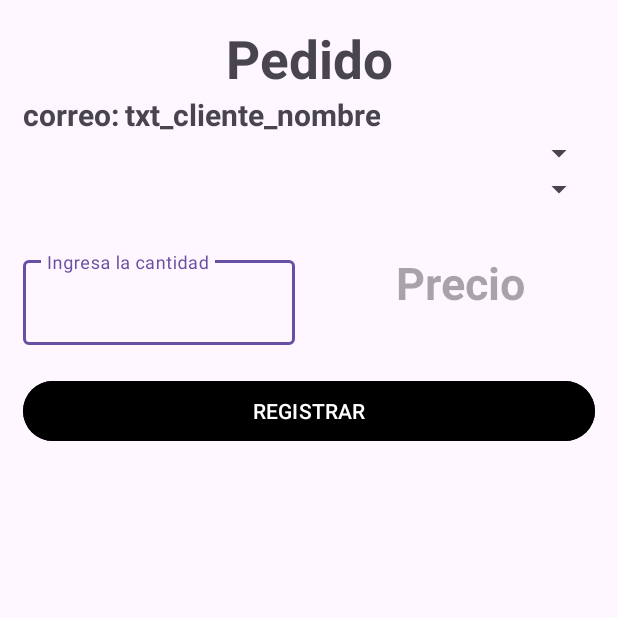
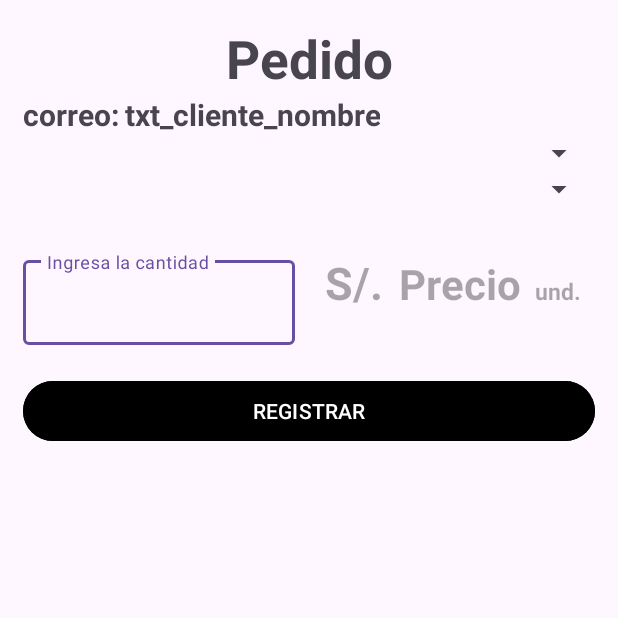
Before and after one commit to Darinka2021/Movil_TastyFood, an Android app: the DetallePedidoActivity screen opened directly, with no data from a screen before it, on a phone screen of 412 x 824 dp, the top half of it. Run offline under Robolectric (Android 15) with nearby library versions, the phone set to English and light mode, and no system bars; 1 statement that could not run was skipped.

Commit message:
edicion xml

```diff
--- a/app/src/main/res/layout/activity_detallepedido.xml
+++ b/app/src/main/res/layout/activity_detallepedido.xml
@@ -91,16 +91,42 @@
             android:layout_width="match_parent"
             android:layout_height="match_parent"
             android:orientation="horizontal">
+            <androidx.appcompat.widget.LinearLayoutCompat
+                android:layout_width="wrap_content"
+                android:layout_height="wrap_content"
+                >
             <TextView
-                android:id="@+id/txtPrePed"
-                android:layout_width="match_parent"
+                android:id="@+id/txtp_S"
+                android:layout_width="wrap_content"
                 android:layout_height="45dp"
                 android:textStyle="bold"
                 android:textSize="30dp"
                 android:textAlignment="center"
                 android:layout_marginLeft="10dp"
+                android:hint="S/."
+                android:inputType="text" />
+            <TextView
+                android:id="@+id/txtPrePed"
+                android:layout_width="wrap_content"
+                android:layout_height="45dp"
+                android:textStyle="bold"
+                android:textSize="28dp"
+                android:textAlignment="center"
+                android:layout_marginLeft="10dp"
                 android:hint="Precio"
                 android:inputType="text" />
+            <TextView
+                android:id="@+id/txtp_S_uni"
+                android:layout_width="wrap_content"
+                android:layout_height="match_parent"
+                android:textStyle="bold"
+                android:textSize="15dp"
+                android:paddingTop="15dp"
+                android:textAlignment="center"
+                android:layout_marginLeft="10dp"
+                android:hint="und."
+                android:inputType="text" />
+            </androidx.appcompat.widget.LinearLayoutCompat>
             <androidx.appcompat.widget.LinearLayoutCompat
                 android:layout_width="wrap_content"
                 android:layout_height="wrap_content"
```
